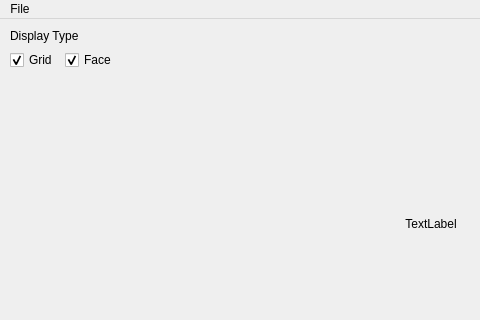
First picture: the form in pyrender/ui/MainWindow.ui, repository MeteorsHub/PyRender, before the edit; both pictures show x 0 to 480 and y 0 to 320 of the 748 by 529 pixel window.
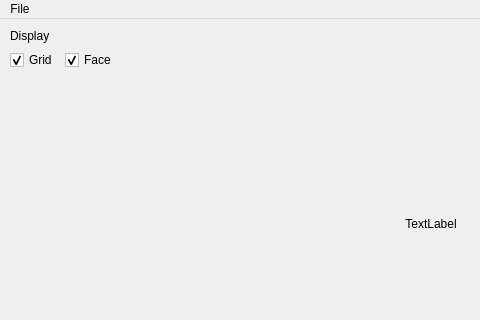
Second picture: the form after the edit.

Patch:
```diff
--- a/pyrender/ui/MainWindow.ui
+++ b/pyrender/ui/MainWindow.ui
@@ -47,7 +47,7 @@
          </sizepolicy>
         </property>
         <property name="text">
-         <string>Display Type</string>
+         <string>Display</string>
         </property>
        </widget>
       </item>
```
Left out of the diff: 38 changed lines with no effect on the pictures.
